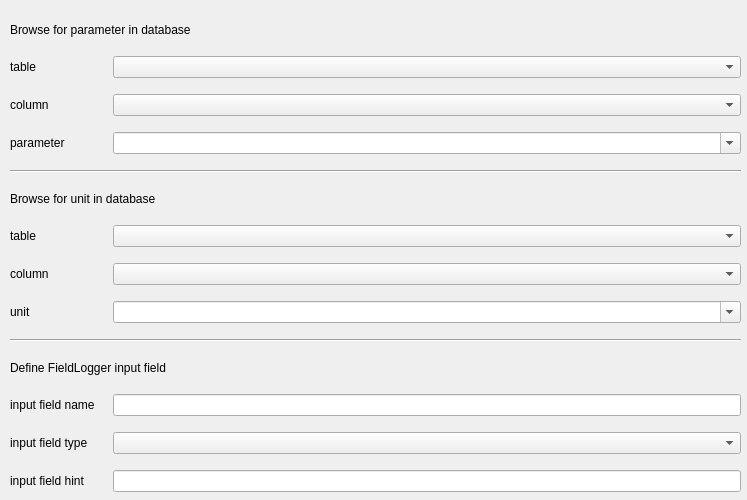
This is ui/fieldlogger_parameter_browser.ui in jkall/qgis-midvatten-plugin as Qt 5 draws it before an edit. The edited form follows.
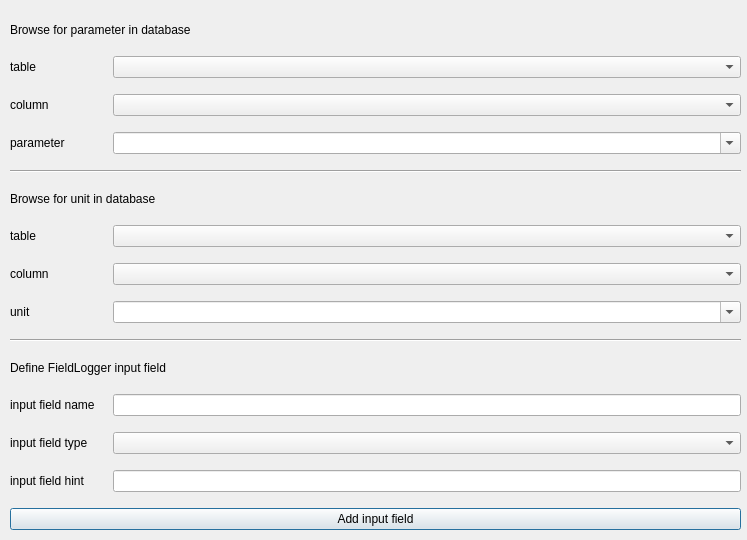
This is the edited form.

What changed in the file:
```diff
--- a/ui/fieldlogger_parameter_browser.ui
+++ b/ui/fieldlogger_parameter_browser.ui
@@ -13,7 +13,7 @@
     <x>0</x>
     <y>0</y>
     <width>747</width>
-    <height>500</height>
+    <height>540</height>
    </rect>
   </property>
   <property name="sizePolicy">
@@ -25,13 +25,13 @@
   <property name="minimumSize">
    <size>
     <width>747</width>
-    <height>500</height>
+    <height>540</height>
    </size>
   </property>
   <property name="maximumSize">
    <size>
     <width>747</width>
-    <height>500</height>
+    <height>540</height>
    </size>
   </property>
   <property name="windowTitle">
@@ -75,7 +75,7 @@
       <item row="16" column="0" colspan="4">
        <widget class="QPushButton" name="add_parameter_button">
         <property name="text">
-         <string>Add parameter</string>
+         <string>Add input field</string>
         </property>
        </widget>
       </item>
```
Left out of the diff: 2 changed lines with no effect on the pictures.
